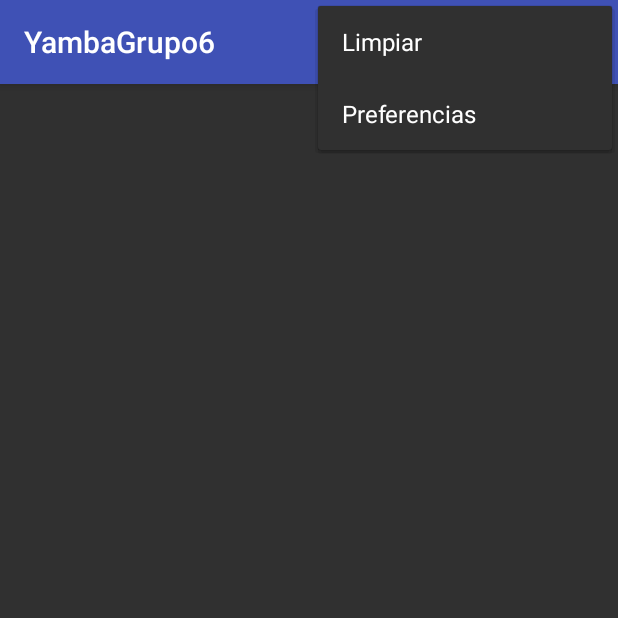
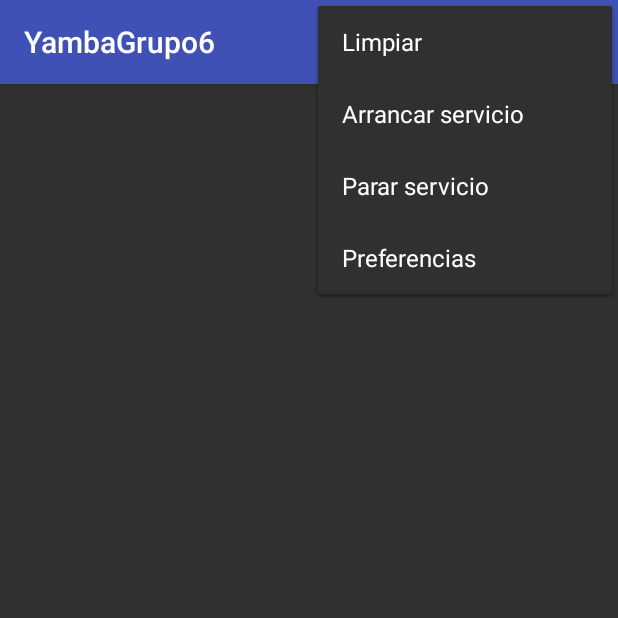
Before and after one commit to Angelotas/Android_Yamba, an Android app: the screen it shows after launch (MainActivity), with the options menu open, on a phone screen of 412 x 824 dp, the top half of it. Run offline under Robolectric (Android 15) with nearby library versions, the phone set to English and light mode, and no system bars.

Commit message:
Se ha incluido el servicio de refrescar los tweets cada cierto tiempo y mostrar en el logcat los 20 ultimos tweets

```diff
--- a/app/src/main/java/com/example/ngel/yambagrupo6/MainActivity.java
+++ b/app/src/main/java/com/example/ngel/yambagrupo6/MainActivity.java
@@ -33,6 +33,12 @@ public class MainActivity extends AppCompatActivity {
             case R.id.action_tweet:
                 startActivity(new Intent(this, StatusActivity.class));   //relacinoa con el activity de Status (tweet) y su
                 return true;                                             //correspondiente fragment
+            case R.id.itemServiceStart:
+                startService(new Intent(this, RefreshService.class));
+                return true;
+            case R.id.itemServiceStop:
+                stopService(new Intent(this, RefreshService.class));
+                return true;
             default:
                 return false;
         }
--- a/app/src/main/res/menu/menu.xml
+++ b/app/src/main/res/menu/menu.xml
@@ -19,4 +19,14 @@
         android:icon="@android:drawable/ic_menu_delete"
         android:title="@string/purge" />
 
+    <item android:id="@+id/itemServiceStart"
+        android:title="@string/titleServiceStart"
+        android:icon="@android:drawable/ic_media_play">
+    </item>
+
+    <item android:id="@+id/itemServiceStop"
+        android:title="@string/titleServiceStop"
+        android:icon="@android:drawable/ic_media_pause">
+    </item>
+
 </menu>
--- a/app/src/main/res/values/strings.xml
+++ b/app/src/main/res/values/strings.xml
@@ -15,4 +15,6 @@
     <string name="action_settings">Preferencias</string>
     <string name="tweet">Tweet</string>
     <string name="preferencias_vacias">Por favor, actualiza tu nombre de usuario y tu contraseña</string>
+    <string name="titleServiceStart">Arrancar servicio</string>
+    <string name="titleServiceStop">Parar servicio</string>
 </resources>
```
Also changed, not shown: app/src/main/AndroidManifest.xml (+5 -2 lines), app/src/main/java/com/example/ngel/yambagrupo6/RefreshService.java (added, +89 -0 lines), 1 other file.
